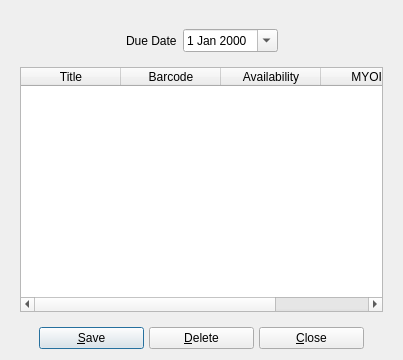
First picture: the form in copybrowser.ui, repository textbrowser/biblioteq, before the edit.
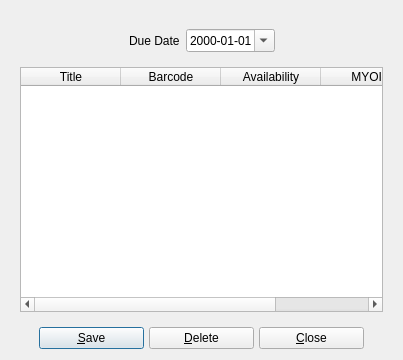
Second picture: the form after the edit. Icons and pictures are not drawn.

What changed in the file:
```diff
--- a/copybrowser.ui
+++ b/copybrowser.ui
@@ -54,6 +54,9 @@
            </item>
            <item>
             <widget class="QDateEdit" name="dueDate">
+             <property name="displayFormat">
+              <string>yyyy-MM-dd</string>
+             </property>
              <property name="calendarPopup">
               <bool>true</bool>
              </property>
```
